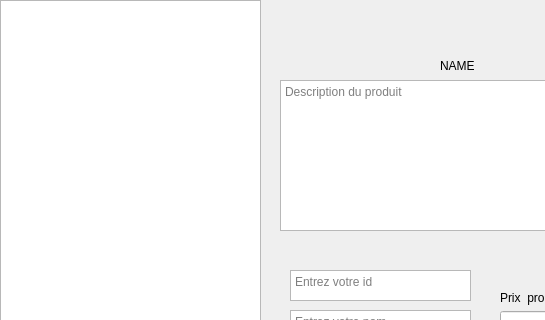
super-cinnamon/E-commerce-REST-API-app, file mainWindow.ui: the form before one commit; both pictures show x 0 to 545 and y 0 to 320 of the 888 by 616 pixel window.
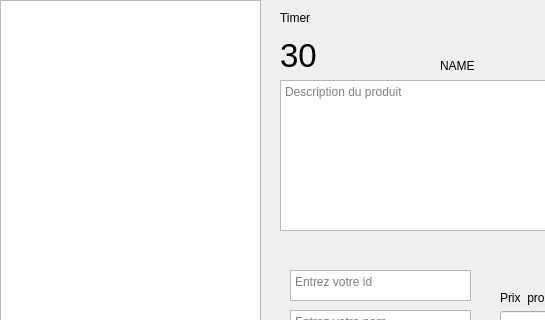
The form after the commit. Icons and pictures are not drawn.

Commit message: added the timer thread

The edit to the form file:
```diff
--- a/mainWindow.ui
+++ b/mainWindow.ui
@@ -156,6 +156,37 @@
     <string>Prix estimé : </string>
    </property>
   </widget>
+  <widget class="QLabel" name="timer_label">
+   <property name="geometry">
+    <rect>
+     <x>280</x>
+     <y>40</y>
+     <width>51</width>
+     <height>31</height>
+    </rect>
+   </property>
+   <property name="font">
+    <font>
+     <pointsize>25</pointsize>
+    </font>
+   </property>
+   <property name="text">
+    <string>30</string>
+   </property>
+  </widget>
+  <widget class="QLabel" name="label_2">
+   <property name="geometry">
+    <rect>
+     <x>280</x>
+     <y>10</y>
+     <width>47</width>
+     <height>16</height>
+    </rect>
+   </property>
+   <property name="text">
+    <string>Timer</string>
+   </property>
+  </widget>
  </widget>
  <resources/>
  <connections/>
```
The commit also changes 2 other files.
